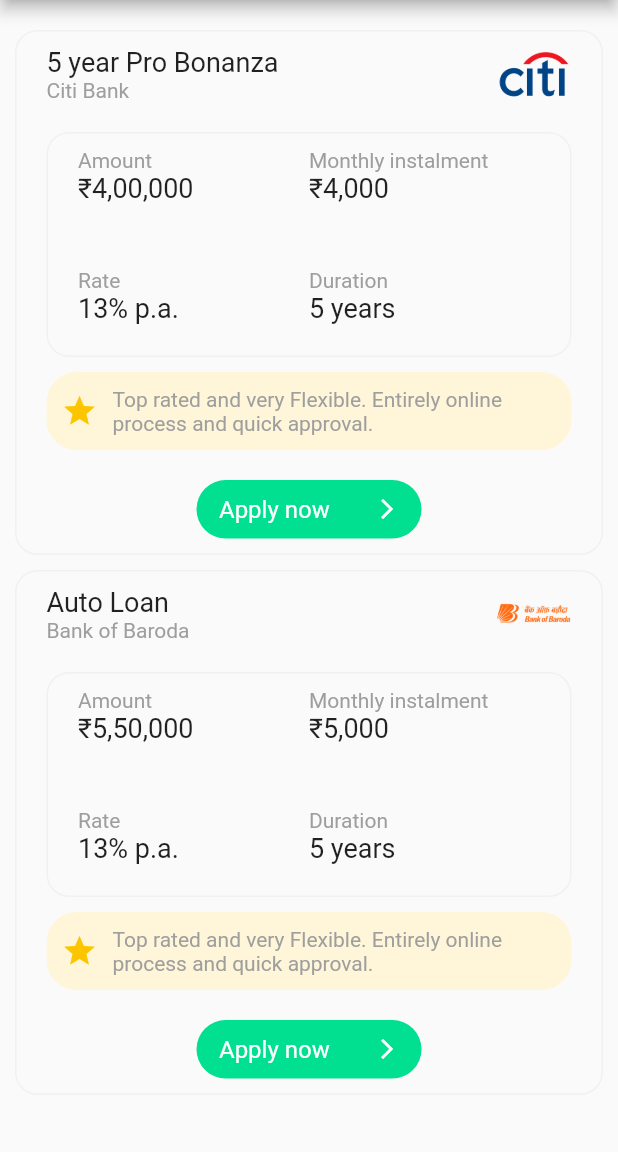
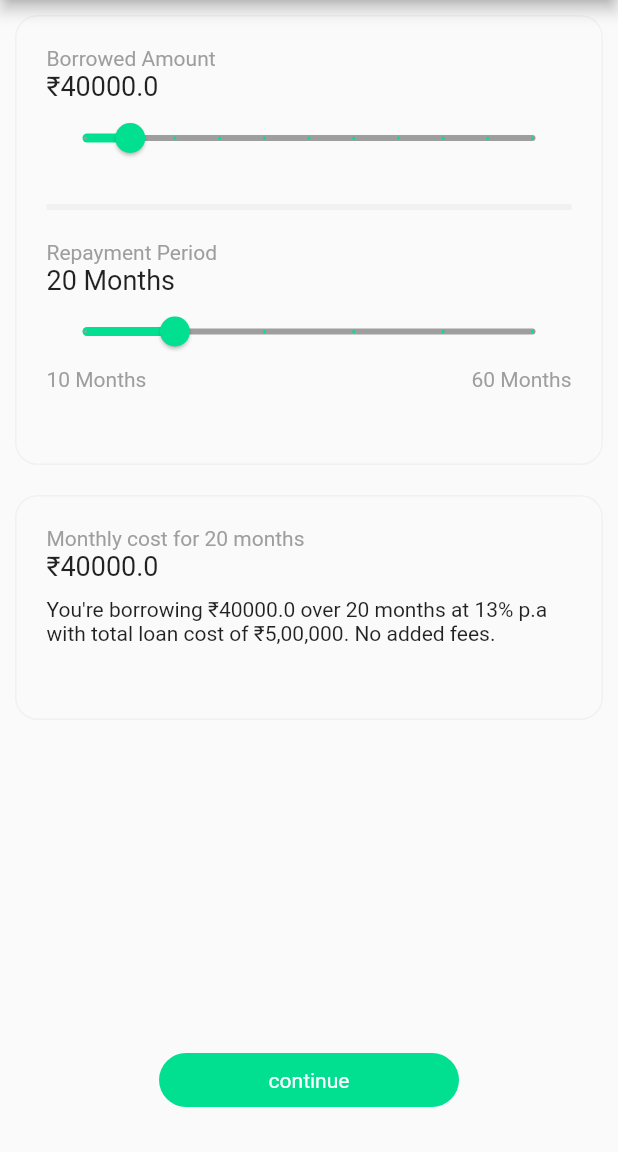
Before and after one commit to viraj-2393/loanmaster-flutter, a Flutter app: the BestDeals screen opened directly, after a tap on "Apply now", on a phone screen of 412 x 824 dp, the part 84-1236 px from its top. Run offline on Flutter 3.47's test engine with Material 2 defaults, Android fonts, the phone set to English and light mode, and no system bars.

Commit message:
Loan form added

```diff
--- /dev/null
+++ b/lib/loan_form.dart
@@ -0,0 +1,128 @@
+import 'package:flutter/material.dart';
+class LoanForm extends StatefulWidget{
+
+  @override
+  State<StatefulWidget> createState() {
+    return LoanFormState();
+  }
+}
+
+class LoanFormState extends State<LoanForm>{
+  double value = 40000.0;
+  double min = 10000.0;
+  double max = 400000.0;
+  double month = 20.0;
+  double min_month = 10;
+  double max_month = 60.0;
+  @override
+  Widget build(BuildContext context) {
+    return Scaffold(
+      appBar: AppBar(
+        title: Text('LoanMaster',style: TextStyle(color: Colors.white),),
+        centerTitle: true,
+      ),
+      body:Column(
+        mainAxisAlignment: MainAxisAlignment.spaceBetween,
+        children: [
+          Column(
+              children: [
+                Container(
+                  height: 300,
+                  width: double.infinity,
+                  decoration: BoxDecoration(
+                      borderRadius: BorderRadius.circular(15),
+                      border: Border.all(color: Color(0xFFF1F1F1),width: 1)
+                  ),
+                  padding: EdgeInsets.all(20),
+                  margin: EdgeInsets.all(10),
+                  child: Column(
+                    crossAxisAlignment: CrossAxisAlignment.start,
+                    children: [
+                      const Text('Borrowed Amount',style: TextStyle(color: Colors.grey),),
+                      Text('₹${value}',style: TextStyle(fontSize: 18),),
+                      Slider(
+                        value: value,
+                        min: min,
+                        max: max,
+                        divisions: 10,
+                        activeColor: Theme.of(context).primaryColor,
+                        inactiveColor: Colors.grey,
+                        onChanged: (double newValue) {
+                          setState((){
+                            value = newValue;
+                          });
+                        },
+                      ),
+                      Container(
+                        margin: EdgeInsets.only(top: 20,bottom: 20),
+                        decoration: BoxDecoration(
+                            border: Border.all(color: Color(0xFFF1F1F1),width: 2)
+                        ),
+                      ),
+                      const Text('Repayment Period',style: TextStyle(color: Colors.grey),),
+                      Text('${month.round()} Months',style: TextStyle(fontSize: 18),),
+                      Slider(
+                        value: month,
+                        min: min_month,
+                        max: max_month,
+                        divisions: 5,
+                        activeColor: Theme.of(context).primaryColor,
+                        inactiveColor: Colors.grey,
+                        onChanged: (double newValue) {
+                          setState((){
+                            month = newValue;
+                          });
+                        },
+                      ),
+                      Row(
+                        mainAxisAlignment: MainAxisAlignment.spaceBetween,
+                        children: [
+                          Text('10 Months',style: TextStyle(color: Colors.grey),),
+                          Text('60 Months',style: TextStyle(color: Colors.grey),)
+                        ],
+                      )
+
+                    ],
+                  ),
+
+                ),
+                Container(
+                    height: 150,
+                    width: double.infinity,
+                    decoration: BoxDecoration(
+                        borderRadius: BorderRadius.circular(15),
+                        border: Border.all(color: Color(0xFFF1F1F1),width: 1)
+                    ),
+                    padding: EdgeInsets.all(20),
+                    margin: EdgeInsets.all(10),
+                    child:Column(
+                      crossAxisAlignment: CrossAxisAlignment.start,
+                      children: [
+                        Text('Monthly cost for ${month.round()} months',style: TextStyle(color: Colors.grey),),
+                        Text('₹${value}',style: TextStyle(fontSize: 18),),
+                        Container(
+                          margin: EdgeInsets.only(top:10),
+                          child: Text('You\'re borrowing ₹${value} over ${month.round()} months at 13% p.a with total loan cost of ₹5,00,000. No added fees.'),
+                        )
+                        ,
+                      ],
+                    )
+                ),
+
+              ]),
+          Container(
+            margin: EdgeInsets.only(bottom: 30),
+            padding: EdgeInsets.only(top:10,left:20,right: 20,bottom: 10),
+            width: 200,
+            decoration: BoxDecoration(
+                borderRadius: BorderRadius.circular(20),
+                color: Theme.of(context).primaryColor
+            ),
+            child: Text('continue',textAlign: TextAlign.center,style: TextStyle(color: Colors.white),),
+          )
+        ],
+      ) ,
+
+    );
+  }
+}
--- a/lib/offers.dart
+++ b/lib/offers.dart
@@ -1,4 +1,5 @@
 import 'package:flutter/material.dart';
+import './loan_form.dart';
 class Offers extends StatelessWidget{
   final String title;
   final String bankName;
@@ -16,6 +17,9 @@ class Offers extends StatelessWidget{
     required this.duration,
     required this.bankIcon
 });
+  void navigate_to_loan_form(BuildContext context){
+    Navigator.of(context).push(MaterialPageRoute(builder: (ctx)=>LoanForm()));
+  }
   @override
   Widget build(BuildContext context) {
     return Container(
@@ -126,7 +130,7 @@ class Offers extends StatelessWidget{
                 ),
                 child: InkWell(
                   borderRadius: BorderRadius.circular(20),
-                  onTap: (){},
+                  onTap: ()=>navigate_to_loan_form(context),
                   child: Row(
                     mainAxisAlignment: MainAxisAlignment.spaceBetween,
                     children: [
```
